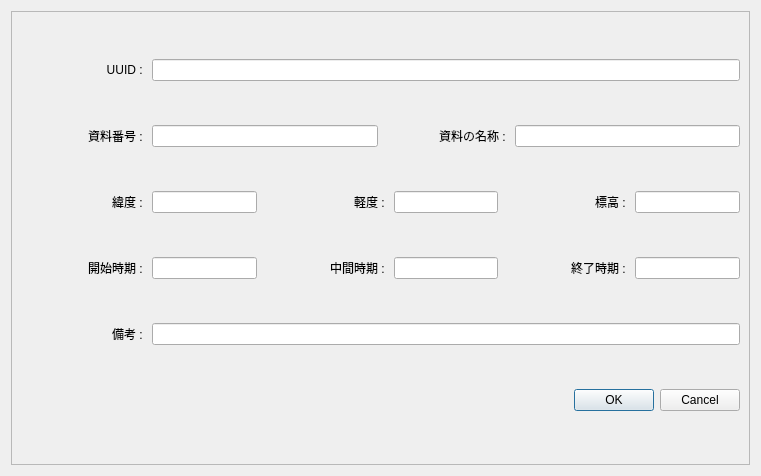
Old version of the form ui/material.ui in the repository yufujimoto/SimpleSDC.
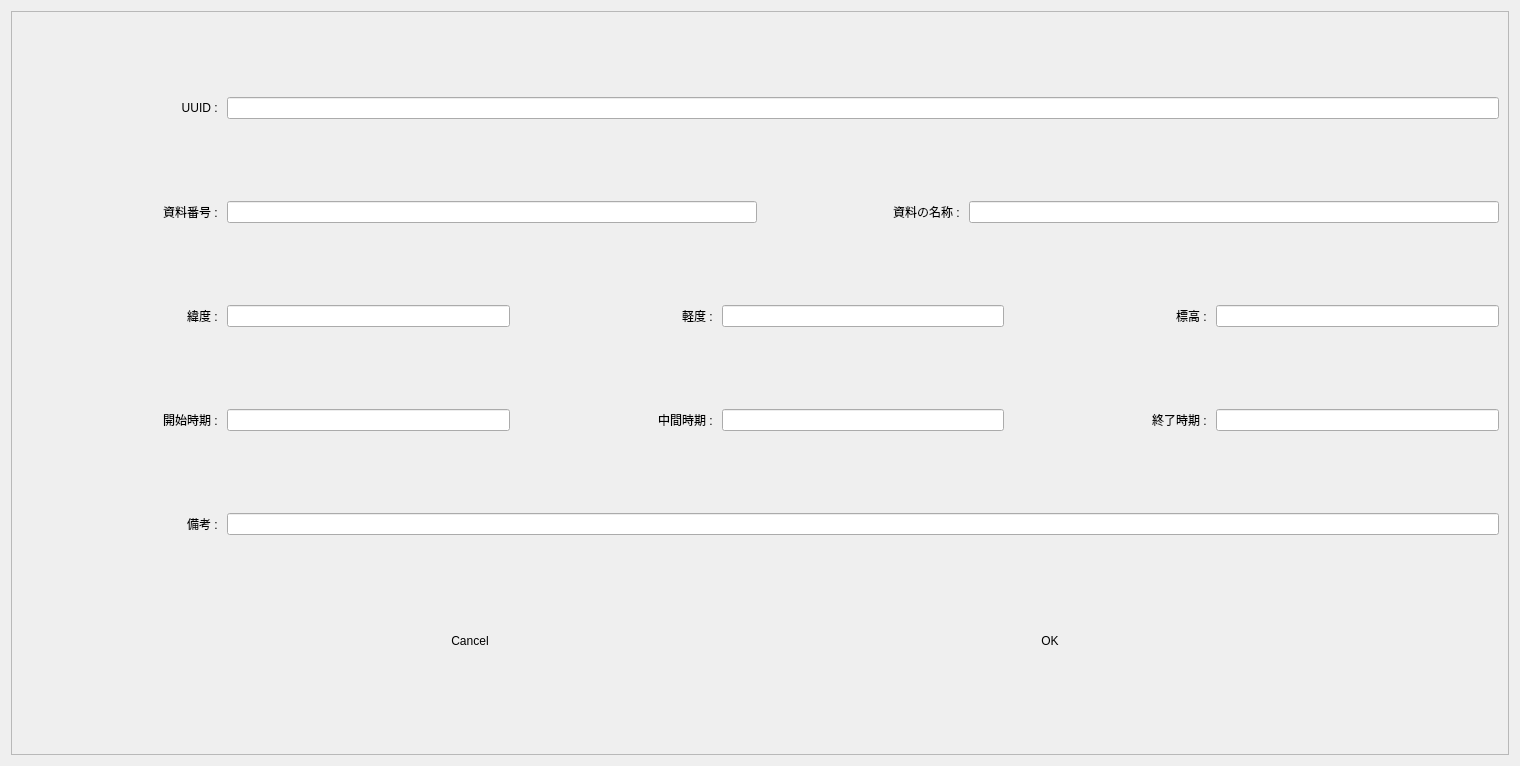
New version of the form. Icons and pictures are not drawn.

```diff
--- a/ui/material.ui
+++ b/ui/material.ui
@@ -6,8 +6,8 @@
    <rect>
     <x>0</x>
     <y>0</y>
-    <width>761</width>
-    <height>476</height>
+    <width>1520</width>
+    <height>766</height>
    </rect>
   </property>
   <property name="windowTitle">
@@ -29,7 +29,7 @@
          <widget class="QLabel" name="lbl_mat_uuid">
           <property name="minimumSize">
            <size>
-            <width>125</width>
+            <width>200</width>
             <height>0</height>
            </size>
           </property>
@@ -62,7 +62,7 @@
          <widget class="QLabel" name="lbl_mat_number">
           <property name="minimumSize">
            <size>
-            <width>125</width>
+            <width>200</width>
             <height>0</height>
            </size>
           </property>
@@ -87,7 +87,7 @@
          <widget class="QLabel" name="lbl_mat_name">
           <property name="minimumSize">
            <size>
-            <width>125</width>
+            <width>200</width>
             <height>0</height>
            </size>
           </property>
@@ -116,7 +116,7 @@
          <widget class="QLabel" name="lbl_mat_geo_lat">
           <property name="minimumSize">
            <size>
-            <width>125</width>
+            <width>200</width>
             <height>0</height>
            </size>
           </property>
@@ -141,7 +141,7 @@
          <widget class="QLabel" name="lbl_mat_geo_lon">
           <property name="minimumSize">
            <size>
-            <width>125</width>
+            <width>200</width>
             <height>0</height>
            </size>
           </property>
@@ -166,7 +166,7 @@
          <widget class="QLabel" name="lbl_mat_geo_alt">
           <property name="minimumSize">
            <size>
-            <width>125</width>
+            <width>200</width>
             <height>0</height>
            </size>
           </property>
@@ -195,7 +195,7 @@
          <widget class="QLabel" name="lbl_mat_tmp_bgn">
           <property name="minimumSize">
            <size>
-            <width>125</width>
+            <width>200</width>
             <height>0</height>
            </size>
           </property>
@@ -220,7 +220,7 @@
          <widget class="QLabel" name="lbl_mat_tmp_mid">
           <property name="minimumSize">
            <size>
-            <width>125</width>
+            <width>200</width>
             <height>0</height>
            </size>
           </property>
@@ -245,7 +245,7 @@
          <widget class="QLabel" name="lbl_mat_tmp_end">
           <property name="minimumSize">
            <size>
-            <width>125</width>
+            <width>200</width>
             <height>0</height>
            </size>
           </property>
@@ -274,7 +274,7 @@
          <widget class="QLabel" name="lbl_mat_description">
           <property name="minimumSize">
            <size>
-            <width>125</width>
+            <width>200</width>
             <height>0</height>
            </size>
           </property>
@@ -298,14 +298,79 @@
        </layout>
       </item>
       <item>
-       <widget class="QDialogButtonBox" name="bbx_mat_res">
-        <property name="orientation">
-         <enum>Qt::Horizontal</enum>
-        </property>
-        <property name="standardButtons">
-         <set>QDialogButtonBox::Cancel|QDialogButtonBox::Ok</set>
-        </property>
-       </widget>
+       <layout class="QVBoxLayout" name="verticalLayout">
+        <item>
+         <layout class="QHBoxLayout" name="horizontalLayout_6">
+          <item>
+           <layout class="QHBoxLayout" name="horizontalLayout_7"/>
+          </item>
+          <item>
+           <widget class="QPushButton" name="btn_cnl">
+            <property name="minimumSize">
+             <size>
+              <width>0</width>
+              <height>48</height>
+             </size>
+            </property>
+            <property name="maximumSize">
+             <size>
+              <width>250</width>
+              <height>48</height>
+             </size>
+            </property>
+            <property name="text">
+             <string>Cancel</string>
+            </property>
+            <property name="icon">
+             <iconset>
+              <normaloff>../icon/black/close.png</normaloff>../icon/black/close.png</iconset>
+            </property>
+            <property name="iconSize">
+             <size>
+              <width>24</width>
+              <height>24</height>
+             </size>
+            </property>
+            <property name="flat">
+             <bool>true</bool>
+            </property>
+           </widget>
+          </item>
+          <item>
+           <widget class="QPushButton" name="btn_ok">
+            <property name="minimumSize">
+             <size>
+              <width>0</width>
+              <height>48</height>
+             </size>
+            </property>
+            <property name="maximumSize">
+             <size>
+              <width>250</width>
+              <height>48</height>
+             </size>
+            </property>
+            <property name="text">
+             <string>OK</string>
+            </property>
+            <property name="icon">
+             <iconset>
+              <normaloff>../icon/black/check.png</normaloff>../icon/black/check.png</iconset>
+            </property>
+            <property name="iconSize">
+             <size>
+              <width>24</width>
+              <height>24</height>
+             </size>
+            </property>
+            <property name="flat">
+             <bool>true</bool>
+            </property>
+           </widget>
+          </item>
+         </layout>
+        </item>
+       </layout>
       </item>
      </layout>
     </widget>
```
Left out of the diff: 35 changed lines with no effect on the pictures.
